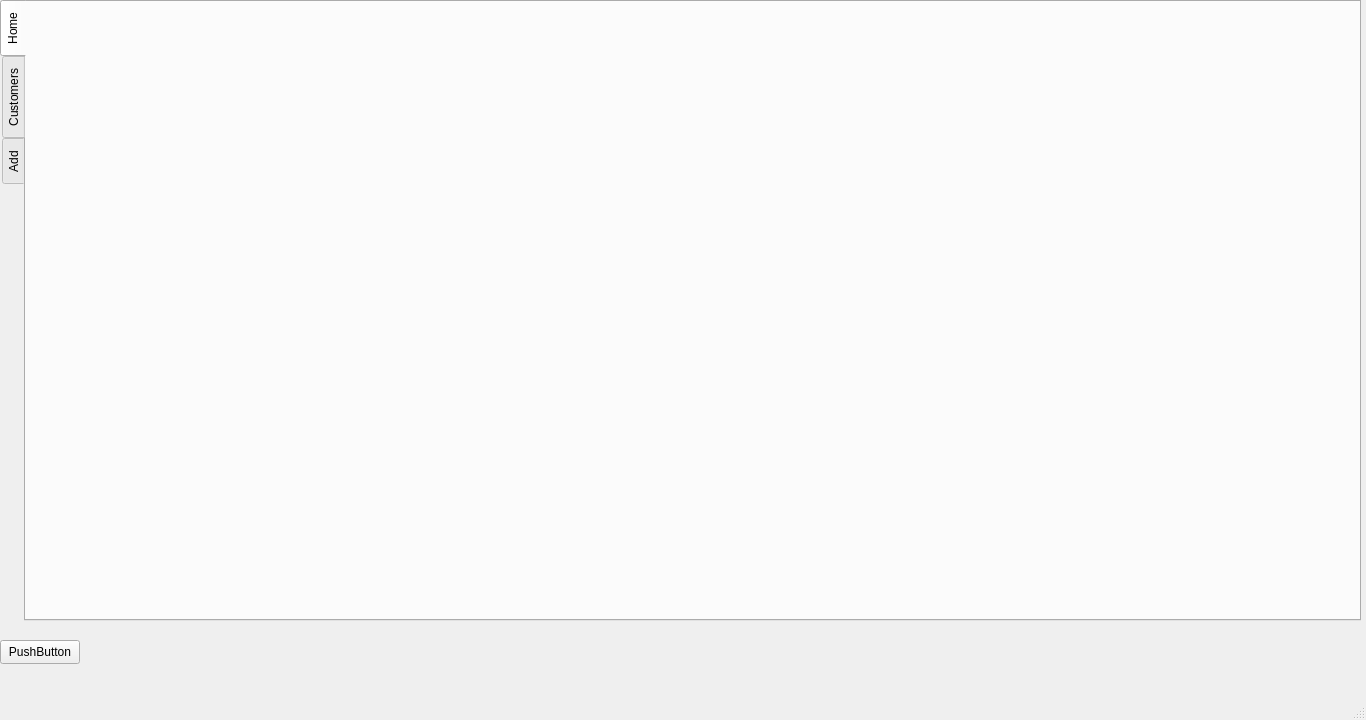
Mani-SSH/Car_Rental, file CarRent/mainscreen.ui: the form before one commit.
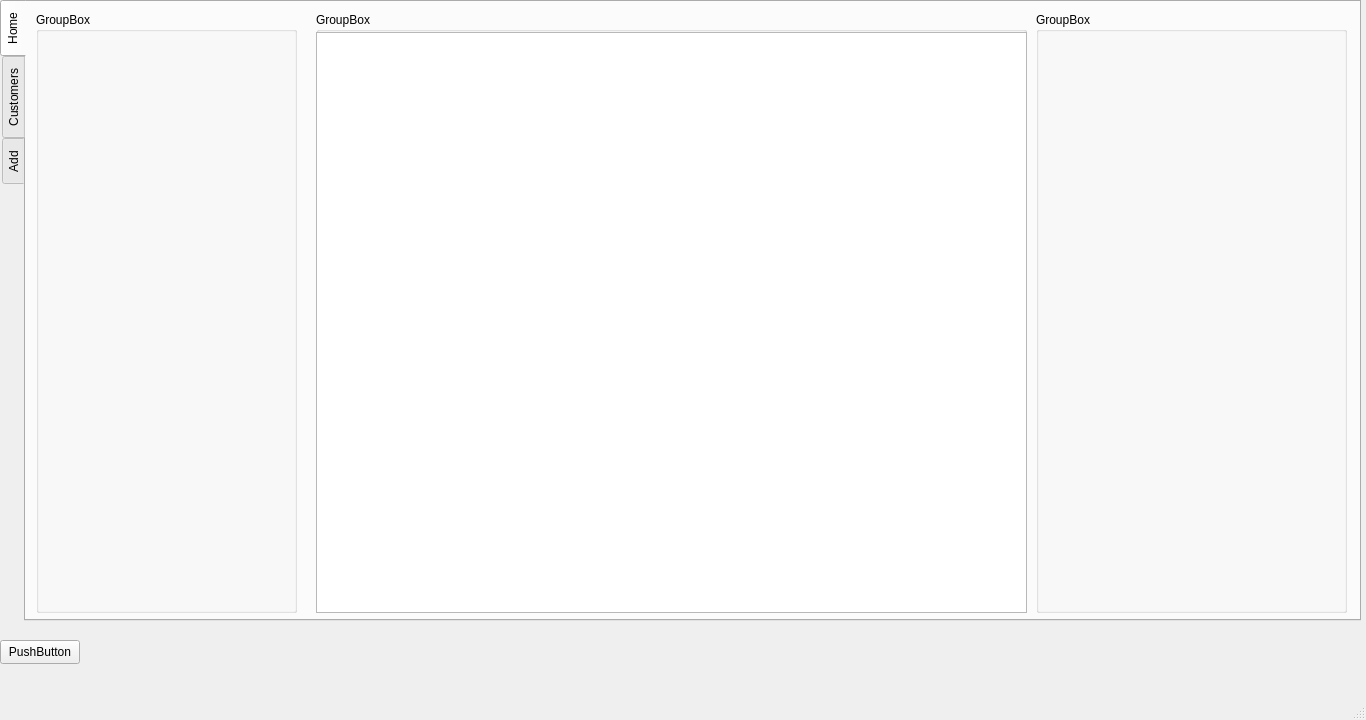
The form after the commit. The open tabs and pages were chosen to show the change.

Commit message: -added table for cars

What changed in the file:
```diff
--- a/CarRent/mainscreen.ui
+++ b/CarRent/mainscreen.ui
@@ -53,6 +53,60 @@
      <attribute name="title">
       <string>Home</string>
      </attribute>
+     <widget class="QGroupBox" name="groupBox_2">
+      <property name="geometry">
+       <rect>
+        <x>10</x>
+        <y>10</y>
+        <width>261</width>
+        <height>601</height>
+       </rect>
+      </property>
+      <property name="title">
+       <string>GroupBox</string>
+      </property>
+     </widget>
+     <widget class="QGroupBox" name="groupBox_3">
+      <property name="geometry">
+       <rect>
+        <x>290</x>
+        <y>10</y>
+        <width>711</width>
+        <height>601</height>
+       </rect>
+      </property>
+      <property name="title">
+       <string>GroupBox</string>
+      </property>
+      <widget class="QWidget" name="gridLayoutWidget_3">
+       <property name="geometry">
+        <rect>
+         <x>0</x>
+         <y>20</y>
+         <width>711</width>
+         <height>581</height>
+        </rect>
+       </property>
+       <layout class="QGridLayout" name="gridLayout_3">
+        <item row="0" column="0">
+         <widget class="QTableView" name="tableView_Cars"/>
+        </item>
+       </layout>
+      </widget>
+     </widget>
+     <widget class="QGroupBox" name="groupBox_4">
+      <property name="geometry">
+       <rect>
+        <x>1010</x>
+        <y>10</y>
+        <width>311</width>
+        <height>601</height>
+       </rect>
+      </property>
+      <property name="title">
+       <string>GroupBox</string>
+      </property>
+     </widget>
     </widget>
     <widget class="QWidget" name="tab_Customers">
      <attribute name="title">
```
Left out of the diff: 2 changed lines with no effect on the pictures. The commit also changes 3 other files.
